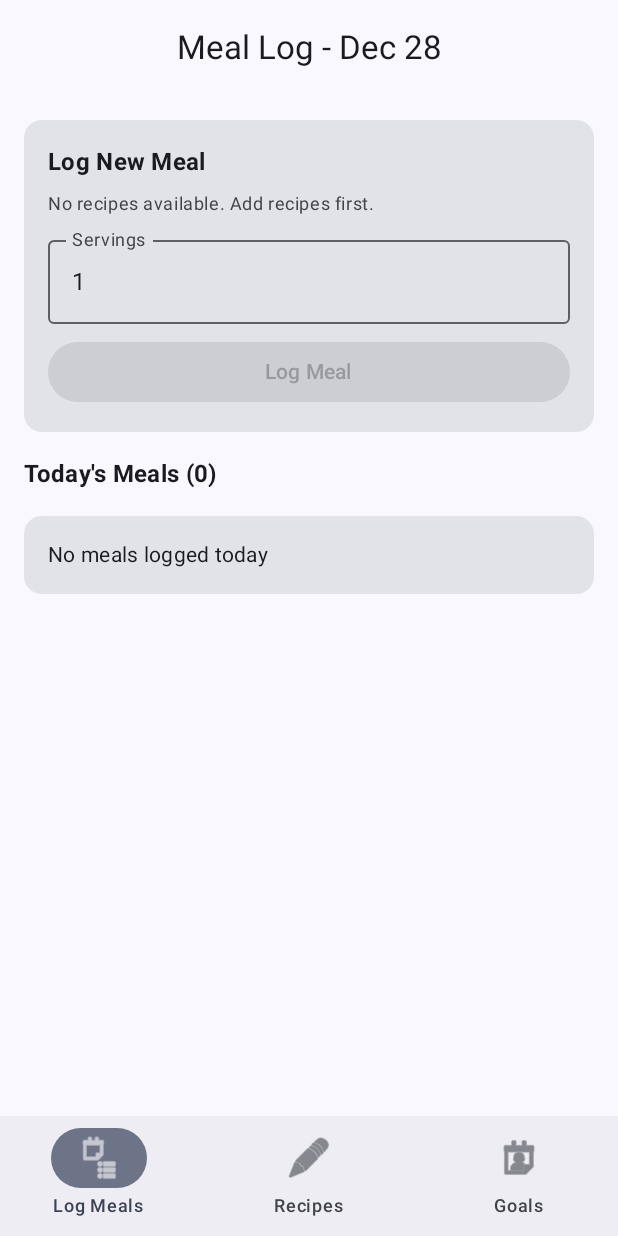
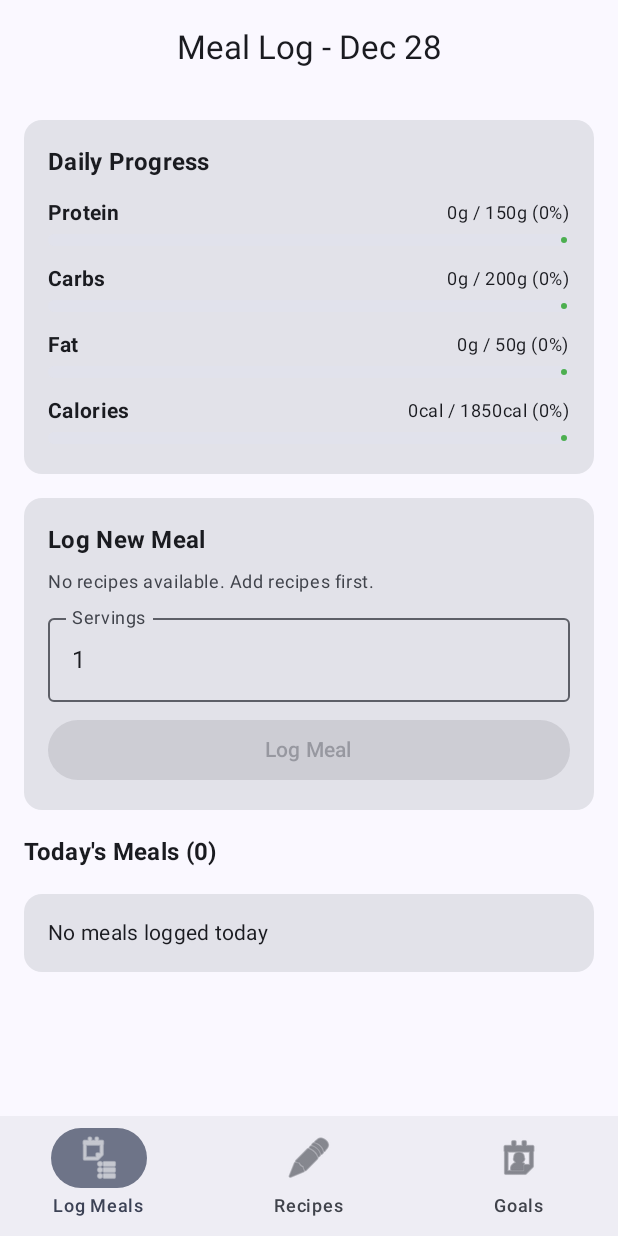
Before and after one commit to armetcal/Meal_Tracker, an Android app built with Jetpack Compose: the screen it shows after launch (MainActivity), on a phone screen of 412 x 824 dp. Run offline under Robolectric (Android 15) with nearby library versions, the phone set to English and light mode, and no system bars; our stand-ins replace Room's generated code.

Commit message:
Fancier mechanisms done!

```diff
--- /dev/null
+++ b/MealTracker2/app/src/main/java/com/example/mealtracker/ui/components/ProgressBarComponent.kt
@@ -0,0 +1,64 @@
+package com.example.mealtracker.ui.components
+
+import androidx.compose.foundation.layout.*
+import androidx.compose.material3.LinearProgressIndicator
+import androidx.compose.material3.MaterialTheme
+import androidx.compose.material3.Text
+import androidx.compose.runtime.Composable
+import androidx.compose.ui.Alignment
+import androidx.compose.ui.Modifier
+import androidx.compose.ui.graphics.Color
+import androidx.compose.ui.unit.dp
+import androidx.compose.ui.unit.sp
+
+@Composable
+fun MacroProgressBar(
+    label: String,
+    current: Double,
+    goal: Double,
+    unit: String = "g",
+    modifier: Modifier = Modifier
+) {
+    val progress = if (goal > 0) (current / goal).coerceIn(0.0, 1.0) else 0.0
+    val percentage = (progress * 100).toInt()
+
+    // Color coding based on progress
+    val color = when {
+        progress < 0.7 -> Color(0xFF4CAF50) // Green for under 70%
+        progress < 1.0 -> Color(0xFFFF9800) // Orange for 70-100%
+        else -> Color(0xFFF44336) // Red for over 100%
+    }
+
+    Column(
+        modifier = modifier.fillMaxWidth(),
+        verticalArrangement = Arrangement.spacedBy(4.dp)
+    ) {
+        // Label and values
+        Row(
+            modifier = Modifier.fillMaxWidth(),
+            horizontalArrangement = Arrangement.SpaceBetween,
+            verticalAlignment = Alignment.CenterVertically
+        ) {
+            Text(
+                text = label,
+                style = MaterialTheme.typography.bodyMedium,
+                fontWeight = androidx.compose.ui.text.font.FontWeight.Bold
+            )
+            Text(
+                text = "${current.toInt()}${unit} / ${goal.toInt()}${unit} ($percentage%)",
+                style = MaterialTheme.typography.bodySmall,
+                fontSize = 12.sp
+            )
+        }
+
+        // Progress bar
+        LinearProgressIndicator(
+            progress = progress.toFloat(),
+            modifier = Modifier
+                .fillMaxWidth()
+                .height(8.dp),
+            color = color,
+            trackColor = MaterialTheme.colorScheme.surfaceVariant
+        )
+    }
+}
--- a/MealTracker2/app/src/main/java/com/example/mealtracker/ui/navigation/Navigation.kt
+++ b/MealTracker2/app/src/main/java/com/example/mealtracker/ui/navigation/Navigation.kt
@@ -56,11 +56,13 @@ fun AppNavHost(
             arguments = listOf(navArgument("recipeId") { type = NavType.LongType })
         ) { backStackEntry ->
             val recipeId = backStackEntry.arguments?.getLong("recipeId") ?: 0L
+            println("Navigation: Editing recipe with ID: $recipeId")  // Debug logging
             EditRecipeScreen(
                 recipeId = recipeId,
                 onBack = { navController.popBackStack() },
                 onRecipeUpdated = { navController.popBackStack() }
             )
         }
+
     }
 }
--- a/MealTracker2/app/src/main/java/com/example/mealtracker/ui/screens/MealLogScreen.kt
+++ b/MealTracker2/app/src/main/java/com/example/mealtracker/ui/screens/MealLogScreen.kt
@@ -22,6 +22,7 @@ import java.text.SimpleDateFormat
 import java.util.*
 import androidx.compose.runtime.Composable
 import androidx.compose.runtime.getValue
+import com.example.mealtracker.ui.components.MacroProgressBar  // Add this import
 
 @OptIn(ExperimentalMaterial3Api::class)
 @Composable
@@ -31,20 +32,19 @@ fun MealLogScreen(
 ) {
     val recipes by viewModel.allRecipes.collectAsState(emptyList())
     val mealLogs by viewModel.todayMealLogs.collectAsState(emptyList())
+    val allGoals by viewModel.allGoals.collectAsState(emptyList())
     val errorMessage by viewModel.errorMessage.collectAsState()
 
-    // Debug logging
-    LaunchedEffect(mealLogs) {
-        println("Current meal logs count: ${mealLogs.size}")
-        mealLogs.forEach { log ->
-            println("Meal Log: recipeId=${log.recipeId}, servings=${log.servingsConsumed}, date=${log.date}")
-        }
-    }
+    // Calculate today's totals
+    val todaysTotals = calculateTodaysTotals(mealLogs, recipes)
+
+    // Get today's goal (based on current day of week)
+    val todayGoal = getTodaysGoal(allGoals)
 
     var selectedRecipeId by remember { mutableStateOf<Long?>(null) }
     var servings by remember { mutableStateOf("1") }
 
-    // Get current date using Calendar for display
+    // Get current date using Calendar
     val currentDate = getCurrentDate()
 
     Scaffold(
@@ -53,7 +53,6 @@ fun MealLogScreen(
                 title = {
                     Text("Meal Log - $currentDate")
                 }
-                // No back button for home screen
             )
         }
     ) { paddingValues ->
@@ -73,7 +72,55 @@ fun MealLogScreen(
                 )
             }
 
-            // Log new meal section
+            // DAILY TOTALS SECTION
+            Card(
+                modifier = Modifier.fillMaxWidth()
+            ) {
+                Column(
+                    modifier = Modifier.padding(16.dp)
+                ) {
+                    Text(
+                        "Daily Progress",
+                        style = MaterialTheme.typography.titleMedium,
+                        fontWeight = FontWeight.Bold,
+                        modifier = Modifier.padding(bottom = 12.dp)
+                    )
+
+                    MacroProgressBar(
+                        label = "Protein",
+                        current = todaysTotals["protein"] ?: 0.0,
+                        goal = todayGoal.proteinGoal,
+                        unit = "g",
+                        modifier = Modifier.padding(bottom = 12.dp)
+                    )
+
+                    MacroProgressBar(
+                        label = "Carbs",
+                        current = todaysTotals["carbs"] ?: 0.0,
+                        goal = todayGoal.carbsGoal,
+                        unit = "g",
+                        modifier = Modifier.padding(bottom = 12.dp)
+                    )
+
+                    MacroProgressBar(
+                        label = "Fat",
+                        current = todaysTotals["fat"] ?: 0.0,
+                        goal = todayGoal.fatGoal,
+                        unit = "g",
+                        modifier = Modifier.padding(bottom = 12.dp)
+                    )
+
+                    MacroProgressBar(
+                        label = "Calories",
+                        current = todaysTotals["calories"] ?: 0.0,
+                        goal = todayGoal.calorieGoal,
+                        unit = "cal",
+                        modifier = Modifier.padding(bottom = 4.dp)
+                    )
+                }
+            }
+
+            // Log new meal section - MAKE SURE THIS IS INCLUDED
             Card(
                 modifier = Modifier.fillMaxWidth()
             ) {
@@ -136,11 +183,10 @@ fun MealLogScreen(
                         singleLine = true
                     )
 
-                    // Log button
+                    // Log button - MAKE SURE THIS IS INCLUDED
                     Button(
                         onClick = {
                             selectedRecipeId?.let { recipeId ->
-                                // Use the database date format (yyyy-MM-dd) for storage
                                 val databaseDate = getDatabaseDate()
                                 val newMealLog = MealLog(
                                     recipeId = recipeId,
@@ -196,6 +242,55 @@ fun MealLogScreen(
             }
         }
     }
+}
+
+// Helper function to calculate today's totals from meal logs
+private fun calculateTodaysTotals(mealLogs: List<MealLog>, recipes: List<Recipe>): Map<String, Double> {
+    var protein = 0.0
+    var carbs = 0.0
+    var fat = 0.0
+    var calories = 0.0
+
+    mealLogs.forEach { mealLog ->
+        val recipe = recipes.find { it.id == mealLog.recipeId }
+        recipe?.let {
+            protein += it.proteinPerServing * mealLog.servingsConsumed
+            carbs += it.carbsPerServing * mealLog.servingsConsumed
+            fat += it.fatPerServing * mealLog.servingsConsumed
+            calories += it.caloriesPerServing * mealLog.servingsConsumed
+        }
+    }
+
+    return mapOf(
+        "protein" to protein,
+        "carbs" to carbs,
+        "fat" to fat,
+        "calories" to calories
+    )
+}
+
+// Helper function to get today's goal
+private fun getTodaysGoal(allGoals: List<com.example.mealtracker.data.entities.DailyGoal>): com.example.mealtracker.data.entities.DailyGoal {
+    val calendar = Calendar.getInstance()
+    val dayOfWeek = when (calendar.get(Calendar.DAY_OF_WEEK)) {
+        Calendar.MONDAY -> "Monday"
+        Calendar.TUESDAY -> "Tuesday"
+        Calendar.WEDNESDAY -> "Wednesday"
+        Calendar.THURSDAY -> "Thursday"
+        Calendar.FRIDAY -> "Friday"
+        Calendar.SATURDAY -> "Saturday"
+        Calendar.SUNDAY -> "Sunday"
+        else -> "Monday"
+    }
+
+    // Find today's goal or use default if not set
+    return allGoals.find { it.dayOfWeek == dayOfWeek } ?:
+    com.example.mealtracker.data.entities.DailyGoal(
+        dayOfWeek = dayOfWeek,
+        proteinGoal = 150.0,
+        carbsGoal = 200.0,
+        fatGoal = 50.0
+    )
 }
 
 // Helper function for database storage format (yyyy-MM-dd)
```
Also changed, not shown: MealTracker2/app/src/main/java/com/example/mealtracker/ui/screens/EditRecipeScreen.kt (+68 -46 lines), MealTracker2/app/src/main/java/com/example/mealtracker/ui/screens/RecipeListScreen.kt (+8 -2 lines), MealTracker2/app/src/main/java/com/example/mealtracker/ui/viewmodels/RecipeViewModel.kt (+13 -0 lines).
